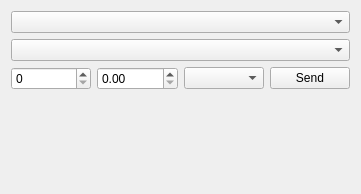
Old version of the form SettingWidgets/midicommandselectsettingwidget.ui in the repository oVooVo/FancyMidi.
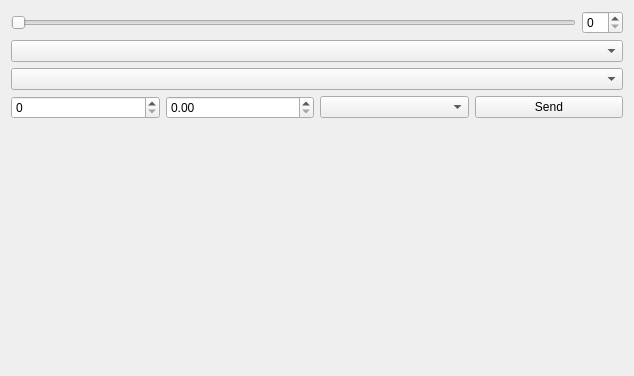
New version of the form.

Patch:
```diff
--- a/SettingWidgets/midicommandselectsettingwidget.ui
+++ b/SettingWidgets/midicommandselectsettingwidget.ui
@@ -6,14 +6,28 @@
    <rect>
     <x>0</x>
     <y>0</y>
-    <width>361</width>
-    <height>194</height>
+    <width>634</width>
+    <height>376</height>
    </rect>
   </property>
   <property name="windowTitle">
    <string>Form</string>
   </property>
   <layout class="QVBoxLayout" name="verticalLayout">
+   <item>
+    <layout class="QHBoxLayout" name="horizontalLayout_2">
+     <item>
+      <widget class="QSlider" name="channelSlider">
+       <property name="orientation">
+        <enum>Qt::Horizontal</enum>
+       </property>
+      </widget>
+     </item>
+     <item>
+      <widget class="QSpinBox" name="spinBox_2"/>
+     </item>
+    </layout>
+   </item>
    <item>
     <widget class="QComboBox" name="category"/>
    </item>
```
Left out of the diff: 35 changed lines with no effect on the pictures.
